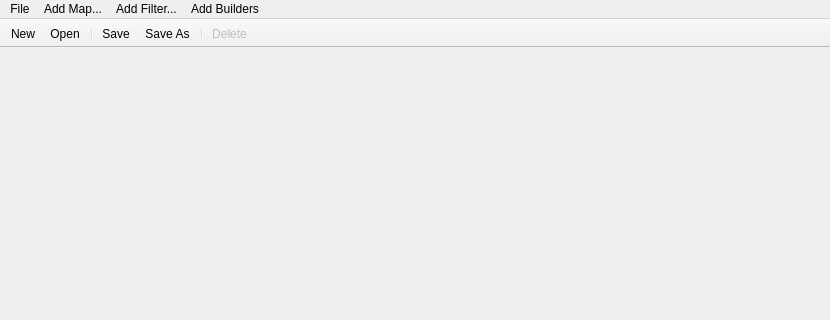
Qt form src/mainwindow.ui (julievrnt/easi-gui) before a commit; both pictures show x 0 to 830 and y 0 to 320 of the 830 by 601 pixel window.
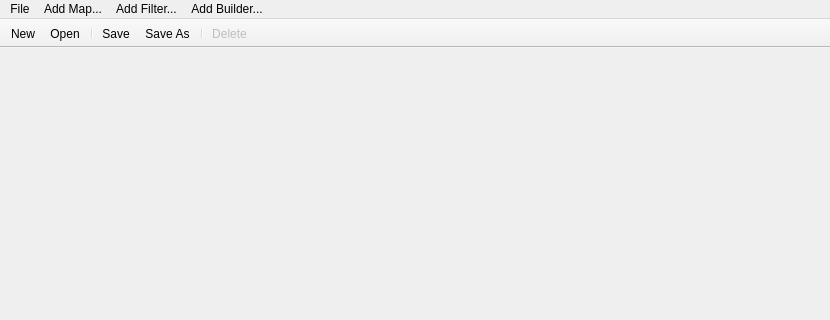
The same form after that commit. Icons and pictures are not drawn.

Commit message: modified mainwindow.ui and handled error in switch component node

Diff of the .ui file:
```diff
--- a/src/mainwindow.ui
+++ b/src/mainwindow.ui
@@ -66,7 +66,7 @@
    </widget>
    <widget class="QMenu" name="menuAdd_Builders">
     <property name="title">
-     <string>Add Builders</string>
+     <string>Add Builder...</string>
     </property>
     <addaction name="actionAddLayeredModel"/>
     <addaction name="actionAddInclude"/>
```
The commit also changes 3 other files.
